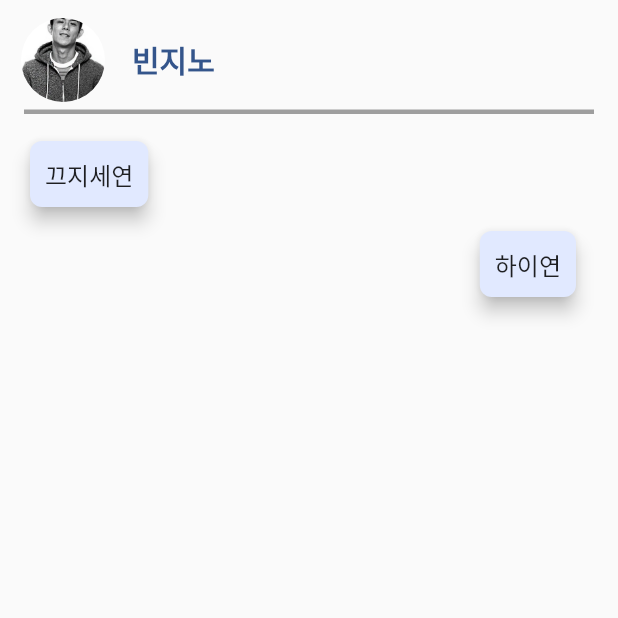
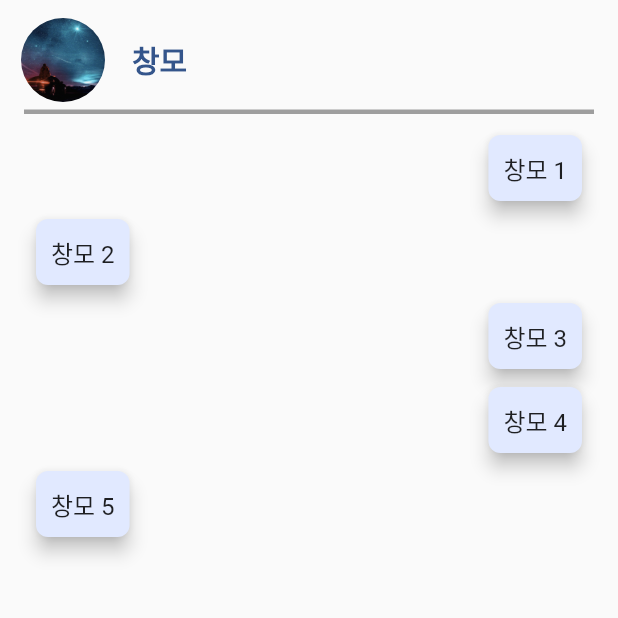
Before and after one commit to canoe726/Music_app, a Flutter app: the MessagePage screen opened directly, after a tap on "창모", on a phone screen of 412 x 824 dp, the top half of it. Run offline on Flutter 3.47's test engine with Material 2 defaults, Android fonts, the light colour scheme and no system bars; our stand-ins replace carousel_slider, sliding_up_panel, step_progress_indicator; missing offline and left inert: imagebutton; accounts and stored records are empty.

Commit message:
Complete Create Chat Data
Complete Create Chat Data

```diff
--- /dev/null
+++ b/lib/data/chats.dart
@@ -0,0 +1,63 @@
+class ChatRoom{
+  final String mId;
+  final int withId;
+
+  ChatRoom({this.mId, this.withId});
+}
+
+class Chat {
+  String chat;
+  String send;
+  String to;
+
+  Chat(String chat, String send, String to){
+    this.chat = chat;
+    this.send = send;
+    this.to = to;
+  }
+}
+
+List<Chat> chats=[
+  Chat("창모 1", "me", "changmo_"),
+  Chat("창모 2", "changmo_", "me"),
+  Chat("창모 3", "me", "changmo_"),
+  Chat("창모 4", "me", "changmo_"),
+  Chat("창모 5", "changmo_", "me"),
+
+  Chat("씨잼 1", "cjamm", "me"),
+  Chat("씨잼 2", "me", "cjamm"),
+  Chat("씨잼 3", "cjamm", "me"),
+  Chat("씨잼 4", "me", "cjamm"),
+
+  Chat("XXX 1", "xxx_", "me"),
+  Chat("XXX 2", "me", "xxx_"),
+  Chat("XXX 3", "xxx_", "me"),
+
+  Chat("오도마 1", "me", "O`Domar"),
+  Chat("오도마 2", "O`Domar","me"),
+
+  Chat("퓨처릭 1", "fs_", "me"),
+  Chat("퓨처릭 2", "me","fs_" ),
+  Chat("퓨처릭 3", "fs_", "me"),
+  Chat("퓨처릭 4", "me", "fs_"),
+  Chat("퓨처릭 5", "fs_", "me"),
+
+  Chat("소금 1", "me", "sogumm"),
+  Chat("소금 2", "me", "sogumm"),
+  Chat("소금 3", "sogumm", "me"),
+  Chat("소금 4", "me", "sogumm"),
+
+  Chat("서사무엘 1", "Samuel_Seo", "me"),
+  Chat("서사무엘 2", "Samuel_Seo", "me"),
+  Chat("서사무엘 3", "Samuel_Seo", "me"),
+
+  Chat("크러쉬 1", "crush_", "me"),
+  Chat("크러쉬 2", "me", "crush_"),
+
+  Chat("히집 1", "he_is_jipsy", "me"),
+  Chat("히집 2", "he_is_jipsy", "me"),
+
+  Chat("백예린 1", "me", "yerin_"),
+  Chat("백예린 2", "me", "yerin_"),
+  Chat("백예린 3", "me", "yerin_"),
+];
--- a/lib/pages/chatPage.dart
+++ b/lib/pages/chatPage.dart
@@ -1,28 +1,36 @@
 import 'package:flutter/material.dart';
+import 'package:music_app/data/chats.dart' as chat;
+import 'package:music_app/data/chatFormat.dart' as chatFormat;
 
 class ChatPage extends StatefulWidget {
+  final chat.ChatRoom chatRoom;
+  ChatPage({@required this.chatRoom});
   @override
   _ChatPageState createState() => _ChatPageState();
 }
 
 class _ChatPageState extends State<ChatPage> {
+  List<chat.Chat> chatData = chat.chats;
+  chatFormat.User otherUser;
+
   @override
   Widget build(BuildContext context) {
+    otherUser = chatFormat.users[widget.chatRoom.withId];
     return Scaffold(
         body: SafeArea(
-      child: ListView(
+      child: Column(
         children: <Widget>[
           Padding(
             padding: const EdgeInsets.fromLTRB(8.0, 8.0, 8.0, 0.0),
             child: ListTile(
               contentPadding: EdgeInsets.all(4.0),
               leading: CircleAvatar(
-                backgroundImage: AssetImage('assets/beenzinoProfile.jpg'),
+                backgroundImage: AssetImage(otherUser.imgLoc),
                 backgroundColor: Colors.transparent,
                 radius: 30,
               ),
               title: Text(
-                '빈지노',
+                otherUser.name,
                 style: TextStyle(
                   fontSize: 20,
                   fontWeight: FontWeight.bold,
@@ -39,9 +47,24 @@ class _ChatPageState extends State<ChatPage> {
               thickness: 3,
             ),
           ),
+          Column(
+            children: initChatList(otherUser.id),
+            mainAxisAlignment: MainAxisAlignment.center,
+            )
+        ],
+      ),
+    ));
+  }
+
+  List<Widget> initChatList(String idKey) {
+    List<Widget> chatList = [];
+    for (int i = 0; i < chatData.length; i++) {
+      if (chat.chats[i].to == "me" && chat.chats[i].send == idKey) {
+        chatList.add(
          Padding(
-            padding: const EdgeInsets.fromLTRB(16.0, 8.0, 16.0, 4.0),
+           padding: const EdgeInsets.fromLTRB(20.0, 4.0, 20.0, 0.0),
            child: Container(
+                alignment: Alignment.centerLeft,
                 child: Row(
                   mainAxisSize: MainAxisSize.min,
                   children: <Widget>[
@@ -54,7 +77,7 @@ class _ChatPageState extends State<ChatPage> {
                       child: Padding(
                         padding: const EdgeInsets.all(10.0),
                         child: Text(
-                        "끄지세연",
+                          chat.chats[i].chat,
                           style: TextStyle(
                             fontSize: 16.0,
                           ),
@@ -65,8 +88,11 @@ class _ChatPageState extends State<ChatPage> {
                 ),
               ),
          ),
+        );
+      } else if(chat.chats[i].send == "me" && chat.chats[i].to == idKey){
+        chatList.add(
         Padding(
-            padding: const EdgeInsets.fromLTRB(24.0, 4.0, 24.0, 4.0),
+          padding: const EdgeInsets.fromLTRB(20.0, 4.0, 20.0, 0.0),
           child: Container(
                 alignment: Alignment.centerRight,
                 child: Row(
@@ -81,7 +107,7 @@ class _ChatPageState extends State<ChatPage> {
                       child: Padding(
                         padding: const EdgeInsets.all(10.0),
                         child: Text(
-                        "하이연",
+                          chat.chats[i].chat,
                           style: TextStyle(
                             fontSize: 16.0,
                           ),
@@ -92,8 +118,9 @@ class _ChatPageState extends State<ChatPage> {
                 ),
               ),
         ),
-        ],
-      ),
-    ));
+        );
       }
     }
+    return chatList;
+  }
+}
--- a/lib/pages/messagePage.dart
+++ b/lib/pages/messagePage.dart
@@ -1,8 +1,10 @@
 import 'package:flutter/material.dart';
+import 'package:music_app/data/chats.dart';
 import 'package:music_app/pages/chatPage.dart';
 import 'package:music_app/data/chatFormat.dart' as chatFormat;
 
 class MessagePage extends StatefulWidget {
+
   MessagePage({Key key}) : super(key: key);
 
   @override
@@ -66,7 +68,12 @@ class _MessagePageState extends State<MessagePage> {
                   ),
                   onTap: () {
                     Route route =
-                        MaterialPageRoute(builder: (context) => ChatPage());
+                        MaterialPageRoute(builder: (context) => ChatPage(
+                          chatRoom: ChatRoom(
+                            mId: "me",
+                            withId: index,
+                          ),
+                        ));
                     Navigator.push(context, route);
                   },
                   onLongPress: () {
```
Also changed, not shown: pubspec.lock. Lines whose indentation alone changed are shown as unchanged.
